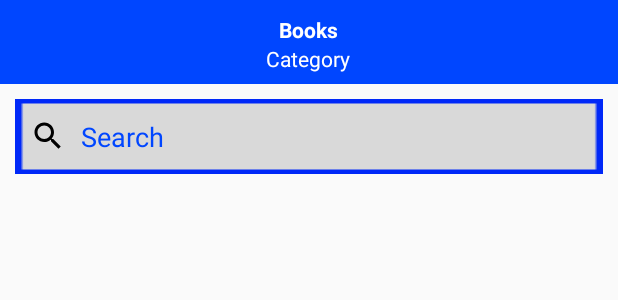
After one commit to Rassu1/KBTU_android, an Android app: the layout activity_pdf_list_admin.xml on its own in the app's theme, with its tools: preview values and no code run, on a phone screen of 412 x 824 dp. The commit adds this screen. Shown: the top 300 px of the screen. Run offline under Robolectric (Android 15) with nearby library versions, the phone set to English and light mode, and no system bars.

Commit message:
book cat

```diff
--- a/FInal/app/src/main/AndroidManifest.xml
+++ b/FInal/app/src/main/AndroidManifest.xml
@@ -11,6 +11,12 @@
         android:supportsRtl="true"
         android:theme="@style/AppTheme"
         tools:targetApi="31">
+        <activity
+            android:name=".PdfListAdminActivity"
+            android:exported="false" />
+        <activity
+            android:name=".PdfAddActivity"
+            android:exported="false" />
         <activity
             android:name=".CategoryAddActivity"
             android:exported="false" />
--- /dev/null
+++ b/FInal/app/src/main/java/com/example/afinal/Addbook.kt
@@ -0,0 +1,4 @@
+package com.example.afinal
+
+class Addbook {
+}
--- a/FInal/app/src/main/java/com/example/afinal/MainFragment.kt
+++ b/FInal/app/src/main/java/com/example/afinal/MainFragment.kt
@@ -61,6 +61,10 @@ class MainFragment : Fragment() {
         binding.addCategoryBtn.setOnClickListener {
             startActivity(Intent(requireContext(), CategoryAddActivity::class.java))
         }
+
+        binding.addPdfFab.setOnClickListener {
+            startActivity(Intent(requireContext(), PdfAddActivity::class.java))
+        }
     }
 
     private fun loadCategories() {
@@ -82,7 +86,7 @@ class MainFragment : Fragment() {
             }
 
             override fun onCancelled(error: DatabaseError) {
-                TODO("Not yet implemented")
+
             }
         })
     }
--- /dev/null
+++ b/FInal/app/src/main/res/drawable/attach.xml
@@ -0,0 +1,5 @@
+<vector android:height="24dp" android:tint="#F8F8F8"
+    android:viewportHeight="24" android:viewportWidth="24"
+    android:width="24dp" xmlns:android="http://schemas.android.com/apk/res/android">
+    <path android:fillColor="@android:color/white" android:pathData="M16.5,6v11.5c0,2.21 -1.79,4 -4,4s-4,-1.79 -4,-4V5c0,-1.38 1.12,-2.5 2.5,-2.5s2.5,1.12 2.5,2.5v10.5c0,0.55 -0.45,1 -1,1s-1,-0.45 -1,-1V6H10v9.5c0,1.38 1.12,2.5 2.5,2.5s2.5,-1.12 2.5,-2.5V5c0,-2.21 -1.79,-4 -4,-4S7,2.79 7,5v12.5c0,3.04 2.46,5.5 5.5,5.5s5.5,-2.46 5.5,-5.5V6h-1.5z"/>
+</vector>
--- /dev/null
+++ b/FInal/app/src/main/res/drawable/ic_down_24.xml
@@ -0,0 +1,5 @@
+<vector android:height="24dp" android:tint="#F8F8F8"
+    android:viewportHeight="24" android:viewportWidth="24"
+    android:width="24dp" xmlns:android="http://schemas.android.com/apk/res/android">
+    <path android:fillColor="@android:color/white" android:pathData="M7.41,8.59L12,13.17l4.59,-4.58L18,10l-6,6 -6,-6 1.41,-1.41z"/>
+</vector>
--- /dev/null
+++ b/FInal/app/src/main/res/layout/activity_pdf_list_admin.xml
@@ -0,0 +1,58 @@
+<?xml version="1.0" encoding="utf-8"?>
+<RelativeLayout xmlns:android="http://schemas.android.com/apk/res/android"
+    xmlns:app="http://schemas.android.com/apk/res-auto"
+    xmlns:tools="http://schemas.android.com/tools"
+    android:layout_width="match_parent"
+    android:layout_height="match_parent"
+    tools:context=".PdfListAdminActivity">
+
+    <RelativeLayout
+        android:id="@+id/toolbarRl"
+        android:layout_width="match_parent"
+        android:layout_height="?actionBarSize"
+        android:background="@color/blue">
+
+
+        <TextView
+            android:id="@+id/titleTv"
+            android:layout_width="wrap_content"
+            android:layout_height="wrap_content"
+            android:text="Books"
+            android:textColor="@color/white"
+            android:layout_centerHorizontal="true"
+            android:textStyle="bold"
+            android:layout_marginTop="10dp"/>
+
+        <TextView
+            android:id="@+id/subtitleTv"
+            android:layout_width="wrap_content"
+            android:layout_height="wrap_content"
+            android:text="Category"
+            android:textColor="@color/white"
+            android:layout_centerHorizontal="true"
+            android:layout_below="@id/titleTv"/>
+    </RelativeLayout>
+
+    <EditText
+        android:id="@+id/searchEt"
+        android:layout_width="match_parent"
+        android:layout_height="wrap_content"
+        android:layout_below="@id/toolbarRl"
+        android:layout_marginEnd="10dp"
+        android:layout_marginStart="10dp"
+        android:background="@drawable/button_fill_blue"
+        android:hint="Search"
+        android:textColorHint="@color/blue"
+        android:drawableStart="@drawable/baseline_search_24"
+        android:drawablePadding="10dp"
+        android:padding="10dp"
+        android:layout_marginTop="10dp"/>
+
+    <androidx.recyclerview.widget.RecyclerView
+        android:id="@+id/booksRv"
+        android:layout_width="match_parent"
+        android:layout_height="match_parent"
+        android:layout_below="@id/searchEt"
+        android:layout_margin="10dp"
+        app:layoutManager="androidx.recyclerview.widget.LinearLayoutManager"/>
+</RelativeLayout>
--- /dev/null
+++ b/FInal/app/src/main/res/values/refs.xml
@@ -0,0 +1,2 @@
+<?xml version="1.0" encoding="utf-8"?>
+<resources></resources>
```
Also changed, not shown: FInal/app/build.gradle (+14 -13 lines), FInal/app/src/main/java/com/example/afinal/AdapterCategory.kt (+9 -0 lines), FInal/app/src/main/java/com/example/afinal/PdfAddActivity.kt (added, +84 -0 lines), FInal/app/src/main/java/com/example/afinal/PdfListAdminActivity.kt (added, +20 -0 lines), FInal/app/src/main/res/layout/activity_pdf_add.xml (added, +118 -0 lines), FInal/app/src/main/res/layout/row_pdf_admin.xml (added, +35 -0 lines), FInal/build.gradle (+8 -1 lines), FInal/app/src/main/res/layout/activity_category_add.xml (line endings or trailing spaces).
